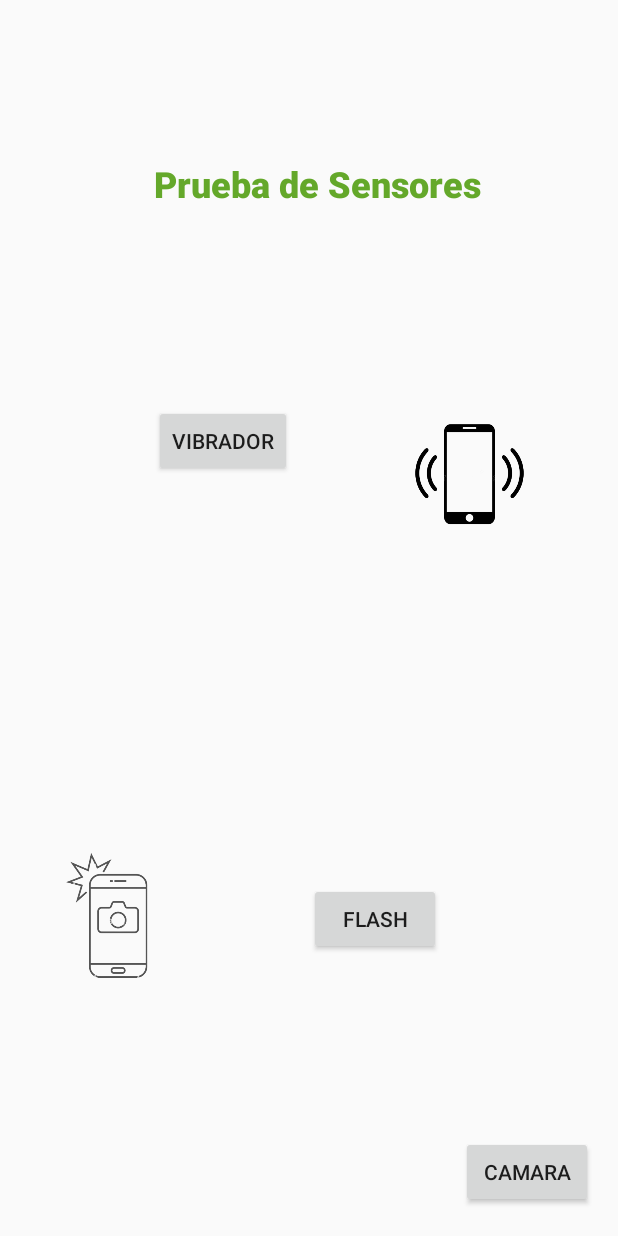
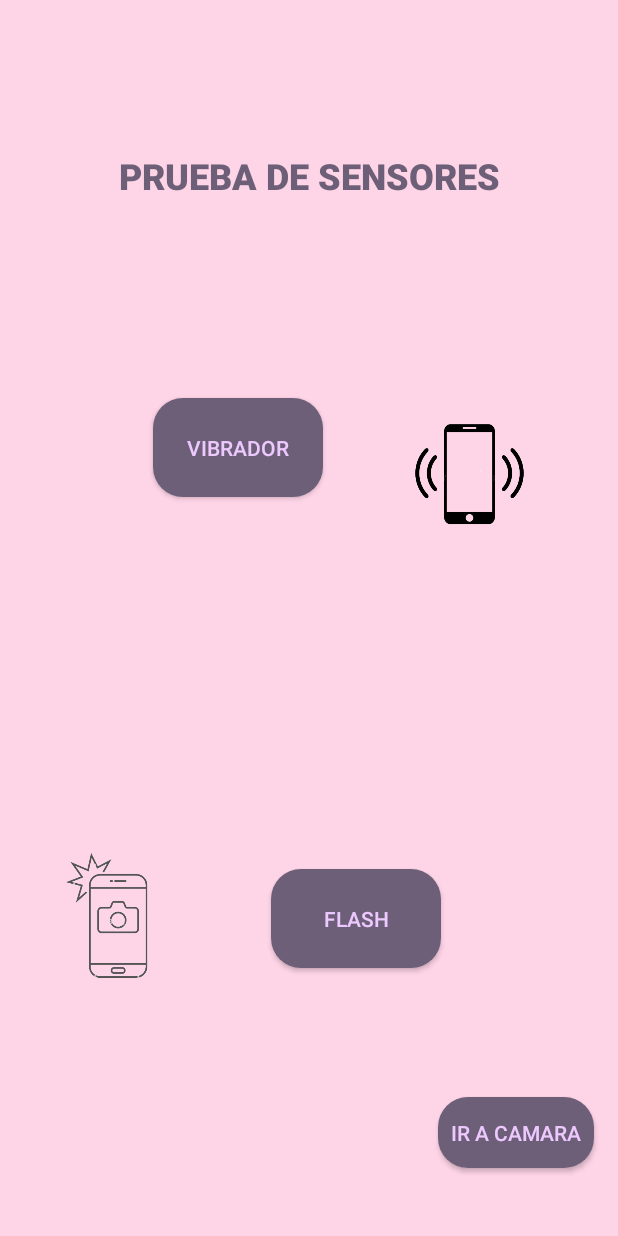
Before and after one commit to nahuellorenzo/Sensores, an Android app built with Jetpack Compose: the screen it shows after launch (MainActivity), on a phone screen of 412 x 824 dp. Run offline under Robolectric (Android 15) with nearby library versions, the phone set to English and light mode, and no system bars; 1 statement that could not run was skipped.

Commit message:
Ultimos cambios esteticos

```diff
--- a/app/src/main/res/color/button_pressed.xml
+++ b/app/src/main/res/color/button_pressed.xml
@@ -1,4 +1,4 @@
 <selector xmlns:android="http://schemas.android.com/apk/res/android">
-    <item android:state_pressed="true" android:drawable="@drawable/button_rounded_pressed_background" />
+    <item android:state_pressed="true" android:drawable="@drawable/button_rounded_background" />
     <item android:drawable="@drawable/button_rounded_background" />
 </selector>
--- a/app/src/main/res/drawable/button_rounded_pressed_background.xml
+++ b/app/src/main/res/drawable/button_rounded_background.xml
@@ -1,5 +1,5 @@
 <shape xmlns:android="http://schemas.android.com/apk/res/android"
     android:shape="rectangle">
-    <solid android:color="#edc9ff" />
+    <solid android:color="#6E5F78" />
     <corners android:radius="20dp" />
 </shape>
--- a/app/src/main/res/layout/activity_main.xml
+++ b/app/src/main/res/layout/activity_main.xml
@@ -4,19 +4,22 @@
     xmlns:tools="http://schemas.android.com/tools"
     android:id="@+id/constraintLayout"
     android:layout_width="match_parent"
-    android:layout_height="match_parent">
+    android:layout_height="match_parent"
+    android:background="#FED4E7">
 
     <Button
         android:id="@+id/button1"
-        android:layout_width="wrap_content"
-        android:layout_height="wrap_content"
+        android:layout_width="113dp"
+        android:layout_height="66dp"
+        android:background="@drawable/button_rounded_background"
         android:text="Vibrador"
+        android:textColor="#edc9ff"
         app:layout_constraintBottom_toBottomOf="parent"
         app:layout_constraintEnd_toEndOf="parent"
-        app:layout_constraintHorizontal_bias="0.321"
+        app:layout_constraintHorizontal_bias="0.342"
         app:layout_constraintStart_toStartOf="parent"
         app:layout_constraintTop_toTopOf="parent"
-        app:layout_constraintVertical_bias="0.348" />
+        app:layout_constraintVertical_bias="0.35" />
 
     <ImageView
         android:id="@+id/imageView"
@@ -32,18 +35,23 @@
         app:layout_constraintVertical_bias="0.491" />
 
     <Button
+
         android:id="@+id/button2"
-        android:layout_width="wrap_content"
-        android:layout_height="wrap_content"
+        android:layout_width="113dp"
+        android:layout_height="66dp"
         android:layout_marginStart="66dp"
         android:layout_marginTop="180dp"
         android:layout_marginEnd="118dp"
         android:layout_marginBottom="170dp"
+        android:background="@drawable/button_rounded_background"
         android:text="Flash"
+        android:textColor="#edc9ff"
         app:layout_constraintBottom_toBottomOf="parent"
         app:layout_constraintEnd_toEndOf="parent"
+        app:layout_constraintHorizontal_bias="1.0"
         app:layout_constraintStart_toEndOf="@+id/imageView4"
-        app:layout_constraintTop_toBottomOf="@+id/imageView" />
+        app:layout_constraintTop_toBottomOf="@+id/imageView"
+        app:layout_constraintVertical_bias="0.483" />
 
     <ImageView
         android:id="@+id/imageView4"
@@ -59,17 +67,19 @@
 
     <Button
         android:id="@+id/irACamara"
-        android:layout_width="wrap_content"
-        android:layout_height="wrap_content"
+        android:layout_width="104dp"
+        android:layout_height="47dp"
         android:layout_marginStart="307dp"
         android:layout_marginEnd="16dp"
-        android:text="Camara"
+        android:background="@drawable/button_rounded_background"
+        android:text="Ir a Camara"
+        android:textColor="#edc9ff"
         app:layout_constraintBottom_toBottomOf="parent"
         app:layout_constraintEnd_toEndOf="parent"
-        app:layout_constraintHorizontal_bias="0.0"
+        app:layout_constraintHorizontal_bias="1.0"
         app:layout_constraintStart_toStartOf="parent"
         app:layout_constraintTop_toTopOf="parent"
-        app:layout_constraintVertical_bias="0.976" />
+        app:layout_constraintVertical_bias="0.942" />
 
     <TextView
         android:id="@+id/textView"
@@ -79,15 +89,15 @@
         android:layout_marginEnd="143dp"
         android:text="Prueba de Sensores"
         android:textAlignment="center"
+        android:textAllCaps="true"
         android:textAppearance="@style/TextAppearance.AppCompat.Body2"
-        android:textColor="#64A82A"
+        android:textColor="#6E5F78"
         android:textSize="24sp"
         android:textStyle="bold"
         app:layout_constraintBottom_toBottomOf="parent"
         app:layout_constraintEnd_toEndOf="parent"
-        app:layout_constraintHorizontal_bias="0.439"
         app:layout_constraintStart_toStartOf="parent"
         app:layout_constraintTop_toTopOf="parent"
-        app:layout_constraintVertical_bias="0.134" />
+        app:layout_constraintVertical_bias="0.127" />
 
 </androidx.constraintlayout.widget.ConstraintLayout>
```
Also changed, not shown: app/src/main/java/com/example/myapplication/CameraActivity.kt (+7 -0 lines), app/src/main/res/layout/camera_main.xml (+22 -5 lines).
